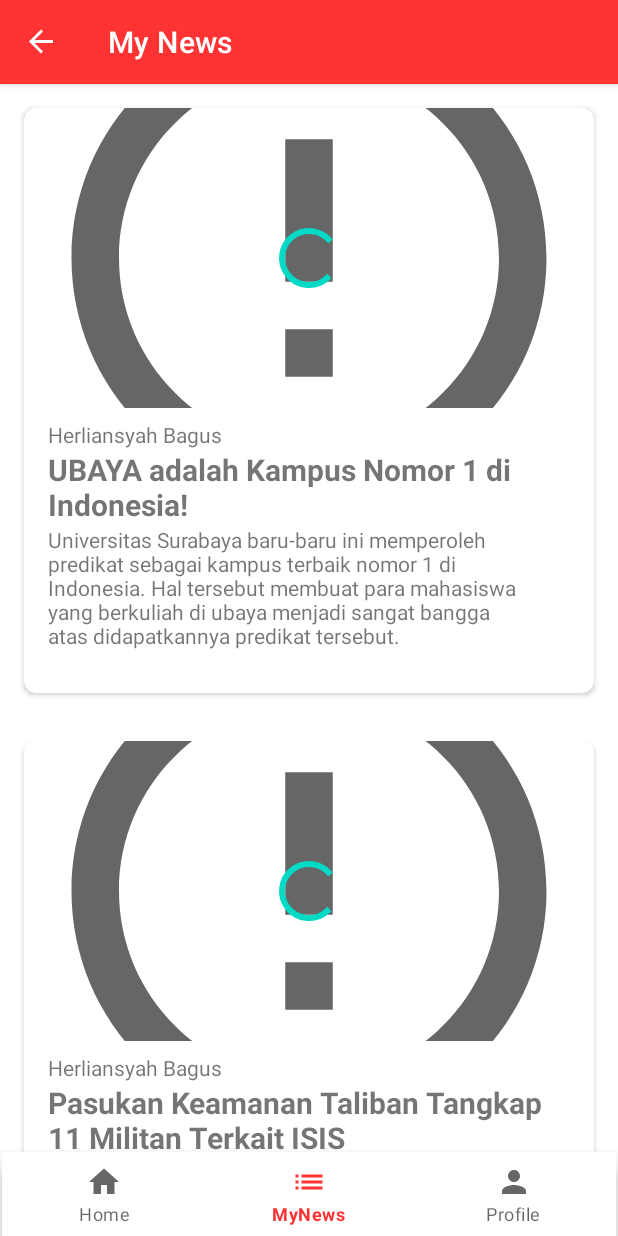
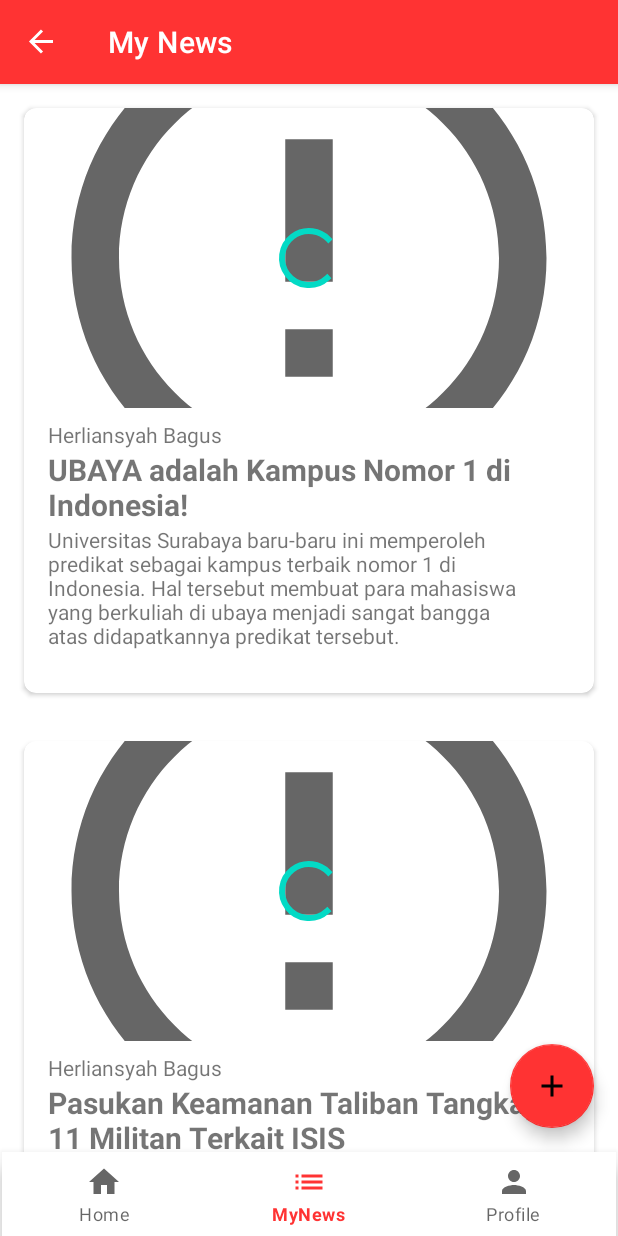
Before and after one commit to xbgsp/160419082_NewsApp, an Android app: the MyNewsFragment screen opened through its navigation route, on a phone screen of 412 x 824 dp. Run offline under Robolectric (Android 15) with nearby library versions, the phone set to English and light mode, and no system bars; our stand-ins replace Picasso, navigation-ui; pictures from the network do not load.

Commit message:
finalization before recording

```diff
--- a/app/src/main/java/com/ubaya/a160419082_newsapp/view/MyNewsAdapter.kt
+++ b/app/src/main/java/com/ubaya/a160419082_newsapp/view/MyNewsAdapter.kt
@@ -3,10 +3,12 @@ package com.ubaya.a160419082_newsapp.view
 import android.view.LayoutInflater
 import android.view.View
 import android.view.ViewGroup
+import androidx.navigation.Navigation
 import androidx.recyclerview.widget.RecyclerView
 import com.ubaya.a160419082_newsapp.R
 import com.ubaya.a160419082_newsapp.model.MyNews
 import com.ubaya.a160419082_newsapp.util.loadImage
+import kotlinx.android.synthetic.main.fragment_my_news.view.*
 import kotlinx.android.synthetic.main.mynews_list_item.view.*
 
 class MyNewsAdapter(val myNewsList:ArrayList<MyNews>): RecyclerView.Adapter<MyNewsAdapter.MyNewsViewHolder>() {
@@ -30,7 +32,6 @@ class MyNewsAdapter(val myNewsList:ArrayList<MyNews>): RecyclerView.Adapter<MyNe
         holder.view.txtTitleMyNews.text = myNewsList[position].title
         holder.view.txtDescriptionMyNews.text = myNewsList[position].description
         holder.view.imageViewMyNews.loadImage(myNewsList[position].url,holder.view.progressBarMyNews)
-
     }
 
     override fun getItemCount(): Int {
--- a/app/src/main/java/com/ubaya/a160419082_newsapp/view/MyNewsFragment.kt
+++ b/app/src/main/java/com/ubaya/a160419082_newsapp/view/MyNewsFragment.kt
@@ -7,6 +7,7 @@ import android.view.View
 import android.view.ViewGroup
 import androidx.lifecycle.Observer
 import androidx.lifecycle.ViewModelProvider
+import androidx.navigation.Navigation
 import androidx.recyclerview.widget.LinearLayoutManager
 import com.ubaya.a160419082_newsapp.R
 import com.ubaya.a160419082_newsapp.viewmodel.MyNewsViewModel
@@ -26,6 +27,11 @@ class MyNewsFragment : Fragment() {
 
     override fun onViewCreated(view: View, savedInstanceState: Bundle?) {
         super.onViewCreated(view, savedInstanceState)
+
+        fabAdd.setOnClickListener {
+            val action = MyNewsFragmentDirections.actionAddNews()
+            Navigation.findNavController(it).navigate(action)
+        }
 
         viewModel = ViewModelProvider(this).get(MyNewsViewModel::class.java)
         viewModel.refresh()
--- a/app/src/main/java/com/ubaya/a160419082_newsapp/view/ProfileFragment.kt
+++ b/app/src/main/java/com/ubaya/a160419082_newsapp/view/ProfileFragment.kt
@@ -30,8 +30,8 @@ class ProfileFragment : Fragment() {
                 "Chris_Hemsworth_by_Gage_Skidmore_2_%28cropped%29.jpg",view.progressBarProfile)
 
         btnDetailProfile.setOnClickListener {
-            val profile = ProfileFragmentDirections.actionProfileDetail()
-            Navigation.findNavController(it).navigate(profile)
+            val action = ProfileFragmentDirections.actionProfileDetail()
+            Navigation.findNavController(it).navigate(action)
         }
     }
 }
--- /dev/null
+++ b/app/src/main/res/drawable/ic_baseline_add_24.xml
@@ -0,0 +1,10 @@
+<vector xmlns:android="http://schemas.android.com/apk/res/android"
+    android:width="24dp"
+    android:height="24dp"
+    android:viewportWidth="24"
+    android:viewportHeight="24"
+    android:tint="?attr/colorControlNormal">
+  <path
+      android:fillColor="@android:color/white"
+      android:pathData="M19,13h-6v6h-2v-6H5v-2h6V5h2v6h6v2z"/>
+</vector>
--- a/app/src/main/res/layout/fragment_my_news.xml
+++ b/app/src/main/res/layout/fragment_my_news.xml
@@ -45,6 +45,18 @@
                 app:layout_constraintEnd_toEndOf="parent"
                 app:layout_constraintStart_toStartOf="parent"
                 app:layout_constraintTop_toTopOf="parent" />
+
+            <com.google.android.material.floatingactionbutton.FloatingActionButton
+                android:id="@+id/fabAdd"
+                android:layout_width="wrap_content"
+                android:layout_height="wrap_content"
+                android:layout_marginEnd="16dp"
+                android:layout_marginBottom="16dp"
+                android:clickable="true"
+                app:backgroundTint="@color/red"
+                app:layout_constraintBottom_toBottomOf="@+id/recViewMyNews"
+                app:layout_constraintEnd_toEndOf="parent"
+                app:srcCompat="@drawable/ic_baseline_add_24" />
         </androidx.constraintlayout.widget.ConstraintLayout>
     </androidx.swiperefreshlayout.widget.SwipeRefreshLayout>
 </FrameLayout>
--- a/app/src/main/res/navigation/main_navigation.xml
+++ b/app/src/main/res/navigation/main_navigation.xml
@@ -20,7 +20,11 @@
         android:id="@+id/itemMyNews"
         android:name="com.ubaya.a160419082_newsapp.view.MyNewsFragment"
         android:label="My News"
-        tools:layout="@layout/fragment_my_news" />
+        tools:layout="@layout/fragment_my_news" >
+        <action
+            android:id="@+id/actionAddNews"
+            app:destination="@id/addNewsFragment" />
+    </fragment>
     <fragment
         android:id="@+id/itemProfile"
         android:name="com.ubaya.a160419082_newsapp.view.ProfileFragment"
@@ -86,4 +90,13 @@
         android:name="com.ubaya.a160419082_newsapp.view.FaqFragment"
         android:label="FAQ"
         tools:layout="@layout/fragment_faq" />
+    <fragment
+        android:id="@+id/addNewsFragment"
+        android:name="com.ubaya.a160419082_newsapp.AddNewsFragment"
+        android:label="Add News"
+        tools:layout="@layout/fragment_add_news">
+        <action
+            android:id="@+id/actionMyNews"
+            app:destination="@id/itemMyNews" />
+    </fragment>
 </navigation>
```
Also changed, not shown: app/src/main/java/com/ubaya/a160419082_newsapp/AddNewsFragment.kt (added, +32 -0 lines), app/src/main/res/layout/fragment_add_news.xml (added, +121 -0 lines).
